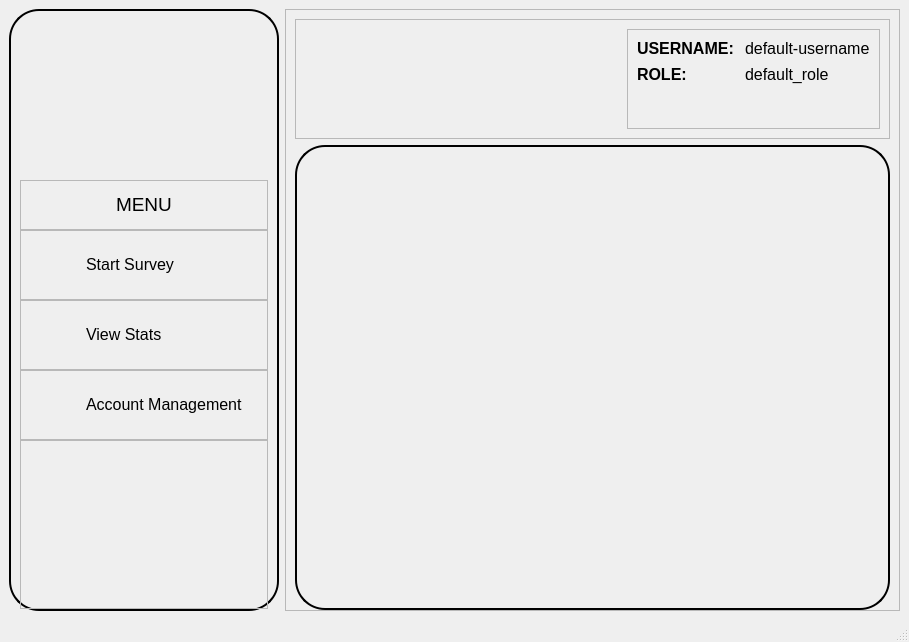
mikukula/SAT, file src/ui_design/dashboard.ui: the form before one commit.
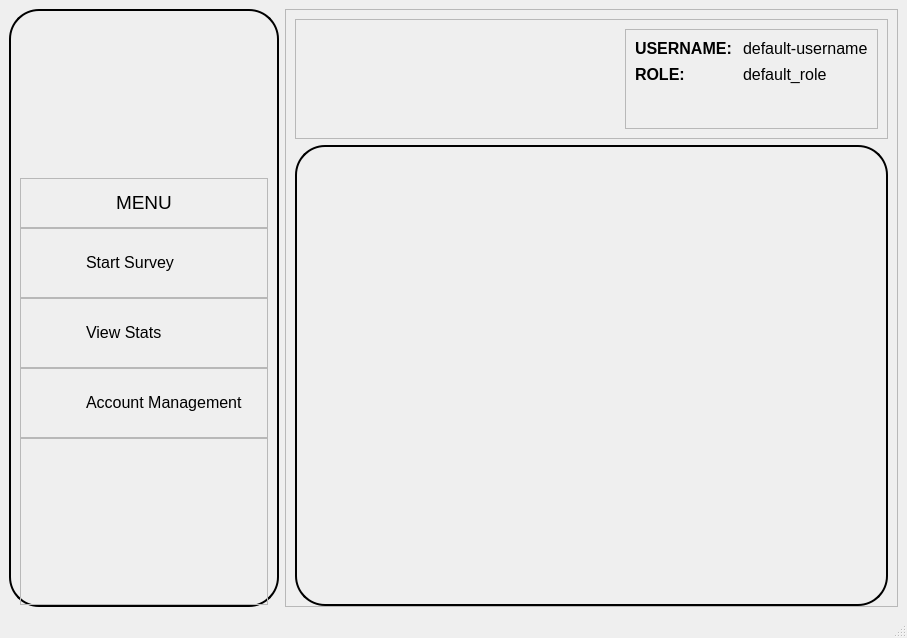
The form after the commit. Icons and pictures are not drawn.

```diff
--- a/src/ui_design/dashboard.ui
+++ b/src/ui_design/dashboard.ui
@@ -6,8 +6,8 @@
    <rect>
     <x>0</x>
     <y>0</y>
-    <width>909</width>
-    <height>642</height>
+    <width>907</width>
+    <height>638</height>
    </rect>
   </property>
   <property name="windowTitle">
```
Left out of the diff: 2 changed lines with no effect on the pictures.
